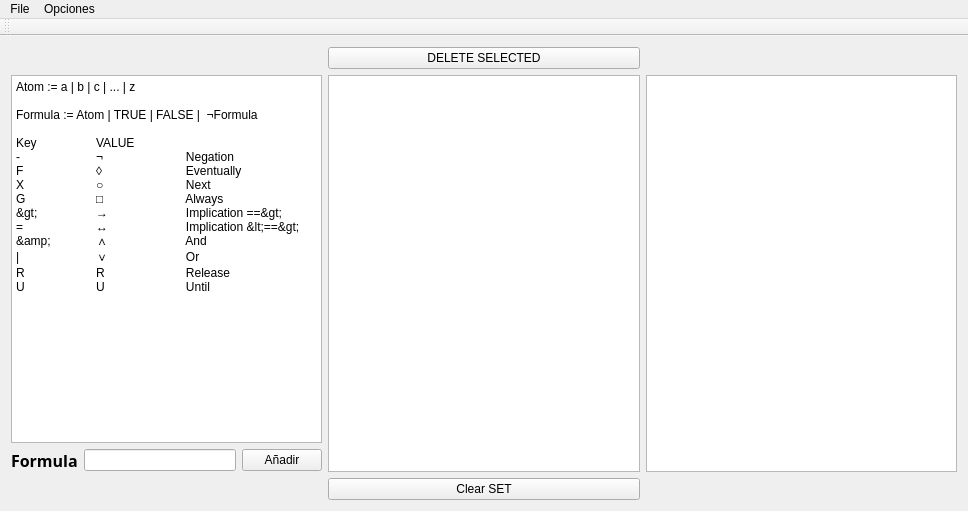
The window that MOMO/Principal/mainwindow.ui (sergio41/investigacion) describes before a commit, drawn with Qt 5.
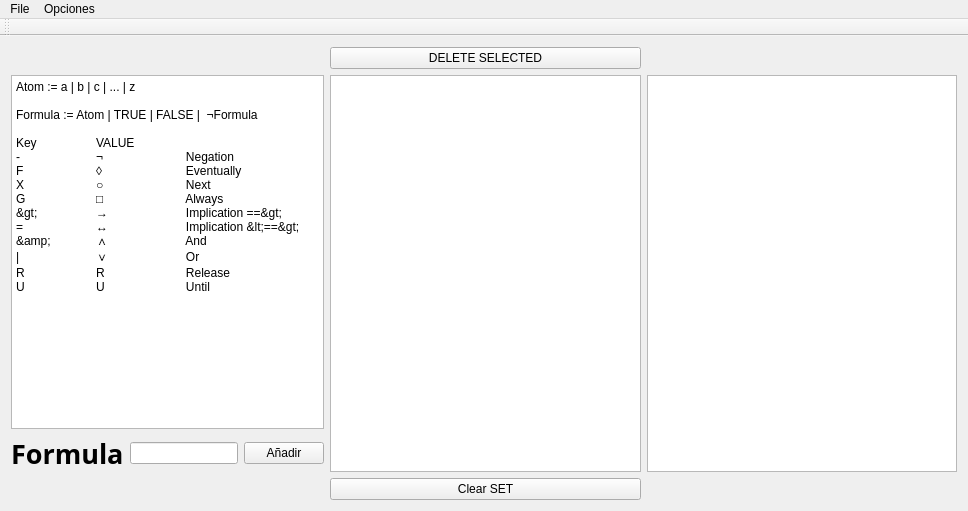
The same window after the commit. Icons and pictures are not drawn.

Commit message: Mas cosas que se amplian

What changed in the file:
```diff
--- a/MOMO/Principal/mainwindow.ui
+++ b/MOMO/Principal/mainwindow.ui
@@ -53,7 +53,7 @@
         <property name="font">
          <font>
           <family>Arial Black</family>
-          <pointsize>12</pointsize>
+          <pointsize>20</pointsize>
           <weight>75</weight>
           <bold>true</bold>
          </font>
```
The commit also changes 1 other file.
